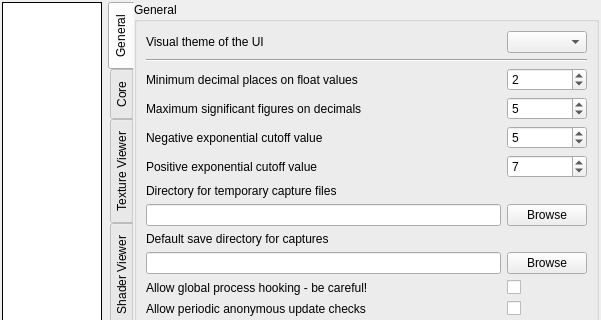
First picture: the form in qrenderdoc/Windows/Dialogs/SettingsDialog.ui, repository baldurk/renderdoc, before the edit; both pictures show x 0 to 601 and y 0 to 320 of the 601 by 543 pixel window.
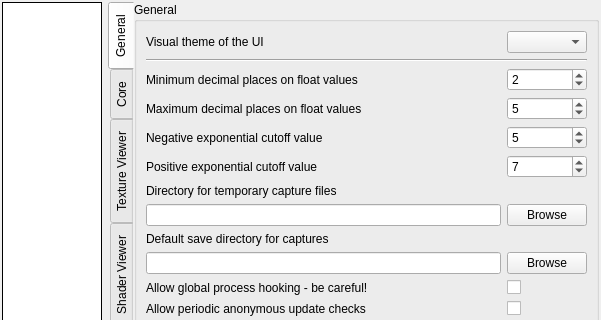
Second picture: the form after the edit. The open tabs and pages were chosen to show the change. Custom widgets are drawn as their Qt base class.

Commit message:
Correct description of float controls - min/max is for decimal places
* This wrongly said that it controlled the number of significant figures.

Patch:
```diff
--- a/qrenderdoc/Windows/Dialogs/SettingsDialog.ui
+++ b/qrenderdoc/Windows/Dialogs/SettingsDialog.ui
@@ -380,7 +380,7 @@
 e.g. a value of 5 means 0.123456789 will display as 0.12345</string>
             </property>
             <property name="text">
-             <string>Maximum significant figures on decimals</string>
+             <string>Maximum decimal places on float values</string>
             </property>
            </widget>
           </item>
```
Left out of the diff: 10 changed lines with no effect on the pictures. The commit also changes 1 other file.
